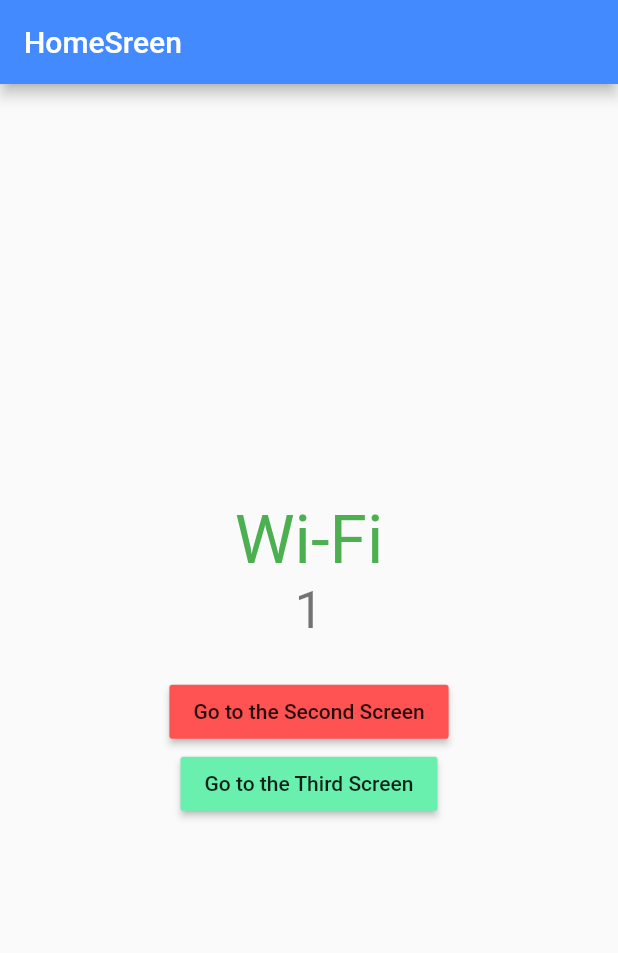
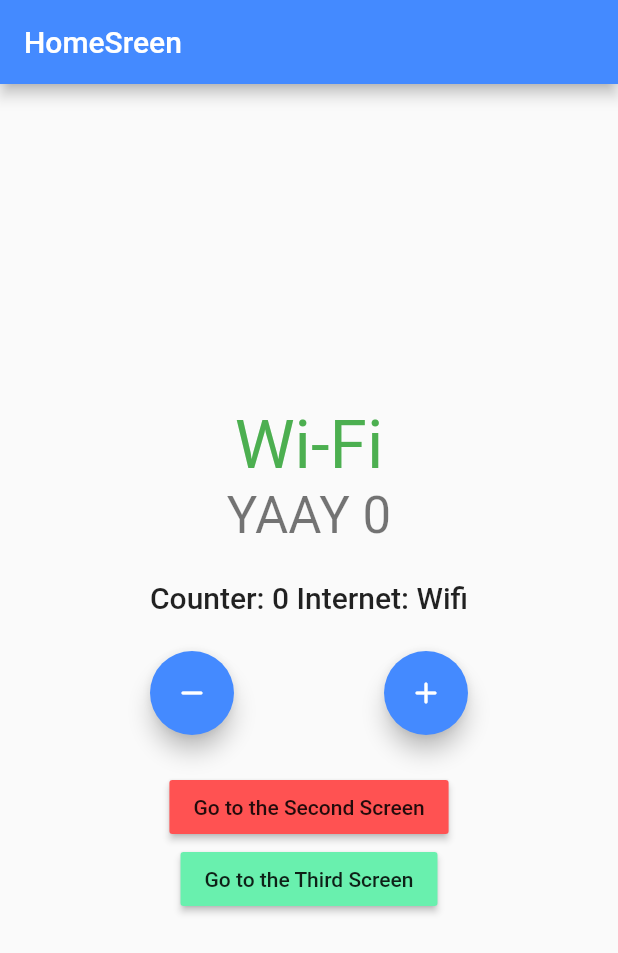
Before and after one commit to FadyFawzyOfficial/flutter_bloc_concepts, a Flutter app: the screen it shows after launch, on a phone screen of 412 x 824 dp. Shown: the top 953 px of the screen. Run offline on Flutter 3.47's test engine with Material 2 defaults, Android fonts, the phone set to English and light mode, and no system bars; our stand-ins replace bloc, connectivity_plus, equatable, flutter_bloc.

Commit message:
Rebuild a widget based on Multiple Bloc/Cubits States by using context.watch<Bloc/Cubit>()

```diff
--- a/lib/presentation/screens/home_screen.dart
+++ b/lib/presentation/screens/home_screen.dart
@@ -24,46 +24,17 @@ class HomeScreen extends StatefulWidget {
   State<HomeScreen> createState() => _HomeScreenState();
 }
 
-//! Bloc Communication
-//! Bloc Listener
-//* Now inside the HomeScreen we can add a Bloclistener somewhere here.
-//* Doesn't really matter where. As long as there is a context containing
-//* the Bloc or Cubit, you want to react to the incoming state.
-//* So in our case, the context should contain both the InternetCubit and
-//* CounterCubitt unique instances.
-//! We provided them (InternetCubit & CounterCubit) globally,
-//! (By wraping MaterialApp with MultiBlocProvider in main.dart file)
-//! so they're available everywhere inside the app.
+//* Currently our CounterApp is dependent on the Network state.
+// But in order to test if a specific widget will rebuild based on at least one
+// of the two separate states, we need to make the Cubits independent again
+// so we will delete the BlocListener which caused the counter to to increment
+// and decrement based on whether the InternetCubit was connected to WiFi or mobile,
+// then will uncommented the lines of code containing the plus and minus
+// floating buttons that caused the CounterCubit to manually increment or decrement.
 class _HomeScreenState extends State<HomeScreen> {
   @override
   Widget build(BuildContext homeScreenContext) {
-    //! I like to wrap the top of the widget tree of the page with the
-    //! BlocListener so that it looks more organized.
-    //* Remember that BlocListener is different to BlocBuilder.
-    //* BlocListener just listens to a stream of data while BlocBuilder listens
-    //* and rebuilds the UI based on a stream of data.
-    //! So it's safe to place BlocListener at the top of the tree since
-    //! it won't rebuild anything.
-    //* Inside the BlocListener will listen to the InternetCubit and act
-    //* accordingly by calling the behavior that we want.
-    // If the InternetState is of type InternetConnected and the Internet type
-    // is Wi-Fi will call the increment function of the CounterCubit.
-    // If it's of type Mobile will call the decrement one.
-    //* We can access the CounterCubit unique provided instance by either calling
-    //* context.Bloc (not working or deprecated) or BlocProvider.of(context).
-    //! Now, if we save and run the project, you will see that the application
-    //! has exactly the same functionality as with the StreamSubscription Method.
-    return BlocListener<InternetCubit, InternetState>(
-      listener: (internetCubitListenerContext, state) {
-        if (state is InternetConnected &&
-            state.connectiionType == ConnectiionType.Wifi) {
-          BlocProvider.of<CounterCubit>(context).increment();
-        } else if (state is InternetConnected &&
-            state.connectiionType == ConnectiionType.Mobile) {
-          BlocProvider.of<CounterCubit>(context).decrement();
-        }
-      },
-      child: Scaffold(
+    return Scaffold(
       appBar: AppBar(
         title: Text(widget.title),
         backgroundColor: widget.color,
@@ -175,54 +146,85 @@ class _HomeScreenState extends State<HomeScreen> {
                 }
               },
             ),
-              //* We also disable the '+' and '-' buttons since we won't use their
-              //* functionality anymore.
-              //   const SizedBox(height: 24),
-              //   // The 2 FloatingActionButton which are supposed to increment or
-              //   // decrement the counter.
-              //   // Remember that for every interaction an user makes with the app,
-              //   // there should be a state emerging from the app letting the user
-              //   // know what's going on?!
-              //   // Having that in mind, we conclude that for every tap of either of
-              //   // these 2 buttons, there should be a new counter state (CounterState),
-              //   // perhaps counter value (counterValue) shown on the screen.
-              //   // To do that, we need to call the increment or decrement functions
-              //   // on the cubit instance.
-              //   //? But, How do we access the cubit instance?!
-              //   //* Every time we press one of these buttons, the cubit, the increment
-              //   //* or decrement function will be called adding or subtracting 1 to
-              //   //* the current state.
-              //   Row(
-              //     mainAxisAlignment: MainAxisAlignment.spaceEvenly,
-              //     children: [
-              //       // 2nd: So what happens when we press either of these 2 buttons,
-              //       // The increment or decrement function from inside the cubit,
-              //       // it gets called
-              //       //? What do these functions do?
-              //       FloatingActionButton(
-              //         backgroundColor: widget.color,
-              //         child: const Icon(Icons.remove_rounded),
-              //         tooltip: 'Decrement',
-              //         heroTag: Text(widget.title),
-              //         onPressed: () {
-              //           //* Either by calling
-              //           BlocProvider.of<CounterCubit>(context).decrement();
-              //           //* or with in
-              //           // context.bloc<CounterCubit>().decrement();
-              //         },
-              //       ),
-              //       FloatingActionButton(
-              //         backgroundColor: widget.color,
-              //         child: const Icon(Icons.add_rounded),
-              //         tooltip: 'Increment',
-              //         heroTag: Text('${widget.title} #2'),
-              //         onPressed: () {
-              //           BlocProvider.of<CounterCubit>(context).increment();
-              //           // context.bloc<CounterCubit>().increment();
-              //         },
-              //       ),
-              //     ],
-              //   ),
+            const SizedBox(height: 24),
+            //? In order to demonstrate How context.watch() works?
+            //! We will have to create a Widget which will rebuild whenever at
+            //! least one of these two Cubits emits new states.
+            //! We have to wrap the Widget with the Builder widget so that we can
+            //! access to its closest context (Text has annonymous context) above it,
+            Builder(
+              builder: (BuildContext context) {
+                //* All we need to do is to watch that state for each of the two
+                //* cubits we're interested in, then use them appropriately to
+                //* return reserve Text widget which will display the current
+                //* counter value and the current state of the Internet Connection.
+                final counterState = context.watch<CounterCubit>().state;
+                final internetState = context.watch<InternetCubit>().state;
+                late final String internetStatus;
+                if (internetState is InternetConnected &&
+                    internetState.connectiionType == ConnectiionType.Mobile) {
+                  internetStatus = 'Mobile';
+                } else if (internetState is InternetConnected &&
+                    internetState.connectiionType == ConnectiionType.Wifi) {
+                  internetStatus = 'Wifi';
+                } else {
+                  internetStatus = 'Disconnected';
+                }
+                //! This Text widget rebuilds either by changing the counter
+                //! value using the floting buttons or by changing the internet
+                //! connection status (Wifi, Mobile or Disconnected)
+                return Text(
+                  'Counter: ${counterState.counterValue} Internet: $internetStatus',
+                  style: Theme.of(context).textTheme.headline6,
+                );
+              },
+            ),
+            const SizedBox(height: 24),
+            // The 2 FloatingActionButton which are supposed to increment or
+            // decrement the counter.
+            // Remember that for every interaction an user makes with the app,
+            // there should be a state emerging from the app letting the user
+            // know what's going on?!
+            // Having that in mind, we conclude that for every tap of either of
+            // these 2 buttons, there should be a new counter state (CounterState),
+            // perhaps counter value (counterValue) shown on the screen.
+            // To do that, we need to call the increment or decrement functions
+            // on the cubit instance.
+            //? But, How do we access the cubit instance?!
+            //* Every time we press one of these buttons, the cubit, the increment
+            //* or decrement function will be called adding or subtracting 1 to
+            //* the current state.
+            Row(
+              mainAxisAlignment: MainAxisAlignment.spaceEvenly,
+              children: [
+                // 2nd: So what happens when we press either of these 2 buttons,
+                // The increment or decrement function from inside the cubit,
+                // it gets called
+                //? What do these functions do?
+                FloatingActionButton(
+                  backgroundColor: widget.color,
+                  child: const Icon(Icons.remove_rounded),
+                  tooltip: 'Decrement',
+                  heroTag: Text(widget.title),
+                  onPressed: () {
+                    //* Either by calling
+                    BlocProvider.of<CounterCubit>(context).decrement();
+                    //* or with in
+                    // context.bloc<CounterCubit>().decrement();
+                  },
+                ),
+                FloatingActionButton(
+                  backgroundColor: widget.color,
+                  child: const Icon(Icons.add_rounded),
+                  tooltip: 'Increment',
+                  heroTag: Text('${widget.title} #2'),
+                  onPressed: () {
+                    BlocProvider.of<CounterCubit>(context).increment();
+                    // context.bloc<CounterCubit>().increment();
+                  },
+                ),
+              ],
+            ),
             const SizedBox(height: 24),
             Builder(
               builder: (builderContext) {
@@ -259,7 +261,6 @@ class _HomeScreenState extends State<HomeScreen> {
           ],
         ),
       ),
-      ),
     );
   }
 }
```
Lines whose indentation alone changed are shown as unchanged.
